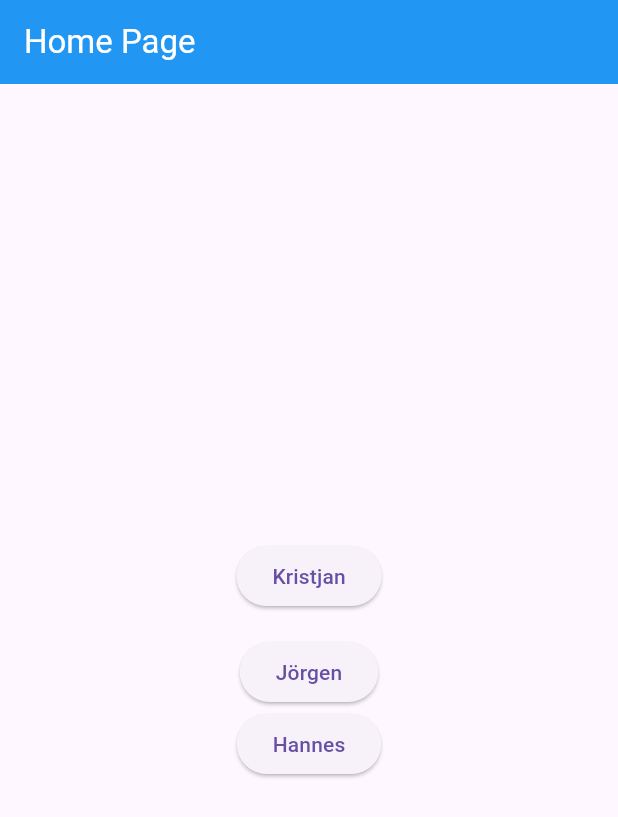
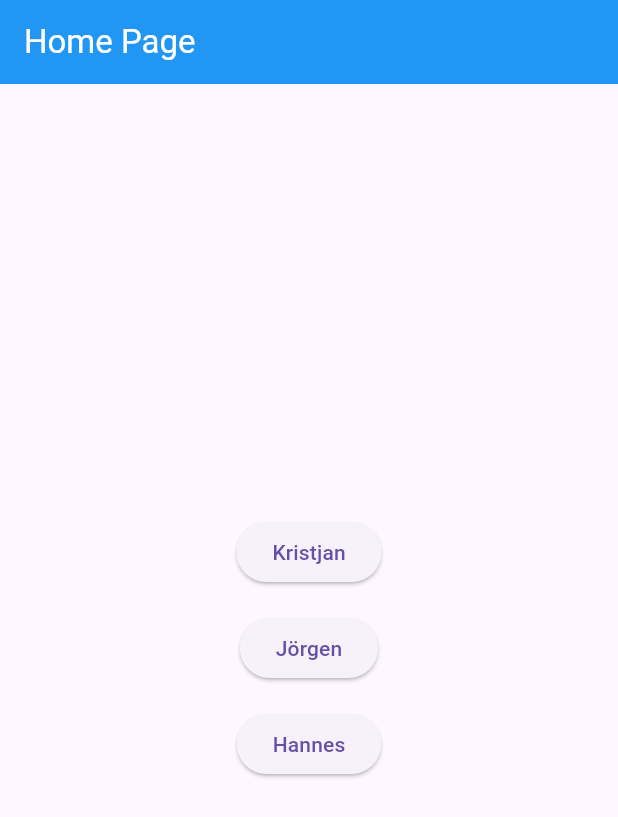
Before and after one commit to krisdjan/moblapp, a Flutter app: the screen it shows after launch, on a phone screen of 412 x 824 dp. Shown: the top 817 px of the screen. Run offline on Flutter 3.47's test engine with Material 3 defaults, Android fonts, the phone set to English and light mode, and no system bars.

Commit message:
nuppude vahed

```diff
--- a/myapp/lib/pages/homepage.dart
+++ b/myapp/lib/pages/homepage.dart
@@ -24,12 +24,14 @@ class HomePage extends StatelessWidget {
               },
               child: const Text("Jörgen"),
             ),
+            const SizedBox(height: 16),
             ElevatedButton(
               onPressed: () {
                 Navigator.pushNamed(context, '/hannespage');
               },
               child: const Text("Hannes"),
             ),
+            const SizedBox(height: 16)
           ],
         ),
       ),
```
